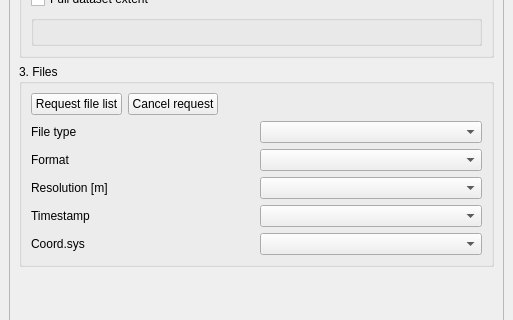
Qt form ui/sgd_dockwidget_base.ui (piMoll/swissgeodownloader) before a commit; both pictures show x 0 to 513 and y 224 to 544 of the 513 by 668 pixel window.
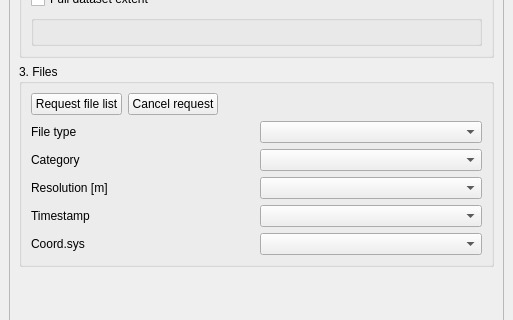
The same form after that commit. Icons and pictures are not drawn. Custom widgets are drawn as their Qt base class.

Commit message: Rename attribute format to category

The edit to the form file:
```diff
--- a/ui/sgd_dockwidget_base.ui
+++ b/ui/sgd_dockwidget_base.ui
@@ -317,7 +317,7 @@
                <item row="1" column="0">
                 <widget class="QLabel" name="guiFormatL">
                  <property name="text">
-                  <string>Format</string>
+                  <string>Category</string>
                  </property>
                 </widget>
                </item>
```
Left out of the diff: 8 changed lines with no effect on the pictures. The commit also changes 10 other files.
